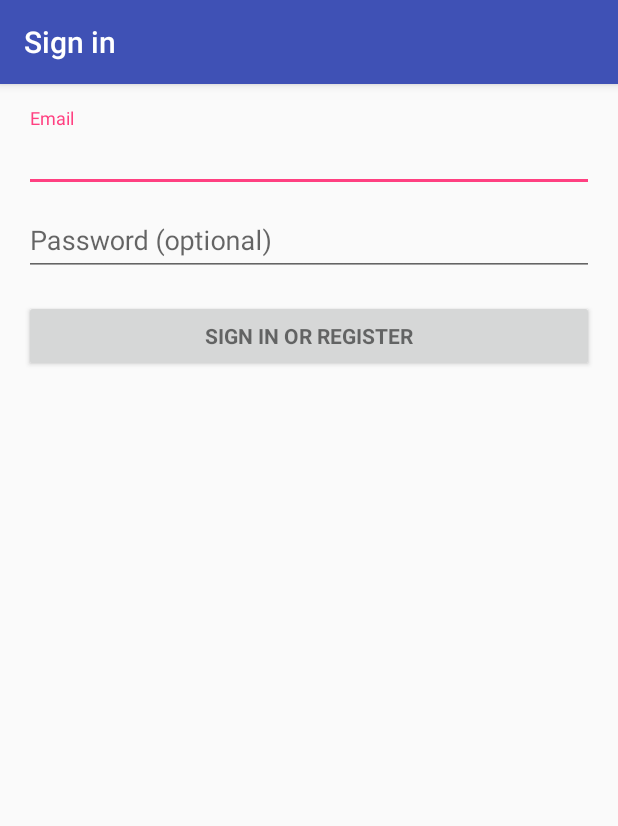
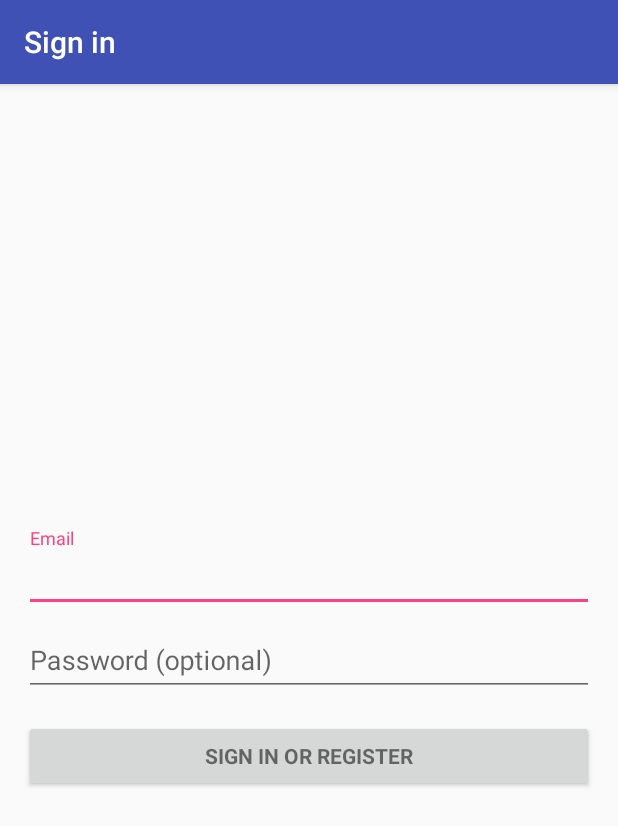
Before and after one commit to jnbui94/BSANews, an Android app: the LoginActivity screen opened directly, with no data from a screen before it, on a phone screen of 412 x 824 dp. Shown: the top 826 px of the screen. Run offline under Robolectric (Android 15) with nearby library versions, the phone set to English and light mode, and no system bars; 2 statements that could not run were skipped.

```diff
--- a/app/src/main/res/layout/activity_login.xml
+++ b/app/src/main/res/layout/activity_login.xml
@@ -28,7 +28,8 @@
             android:id="@+id/email_login_form"
             android:layout_width="match_parent"
             android:layout_height="wrap_content"
-            android:orientation="vertical">
+            android:orientation="vertical"
+            android:layout_gravity="center_vertical">
 
             <android.support.design.widget.TextInputLayout
                 android:layout_width="match_parent"
```
